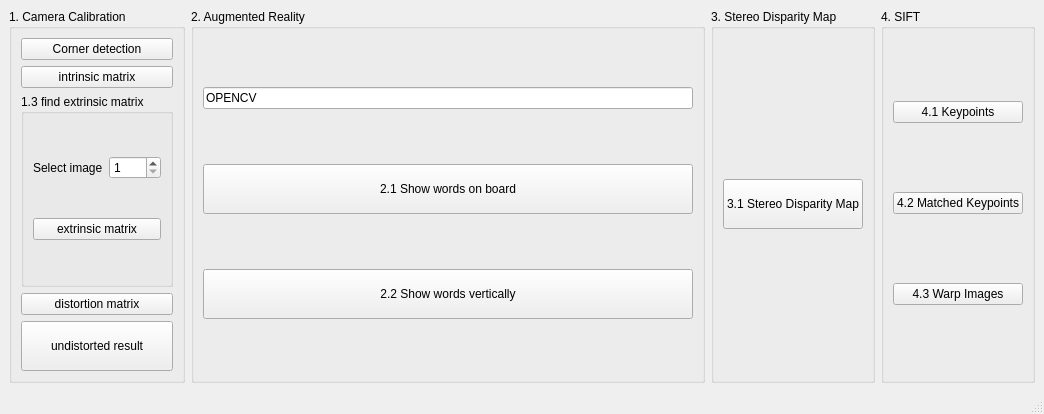
Qt form hw1/mainwindow.ui (cicero884/CVDL_2021) before a commit.
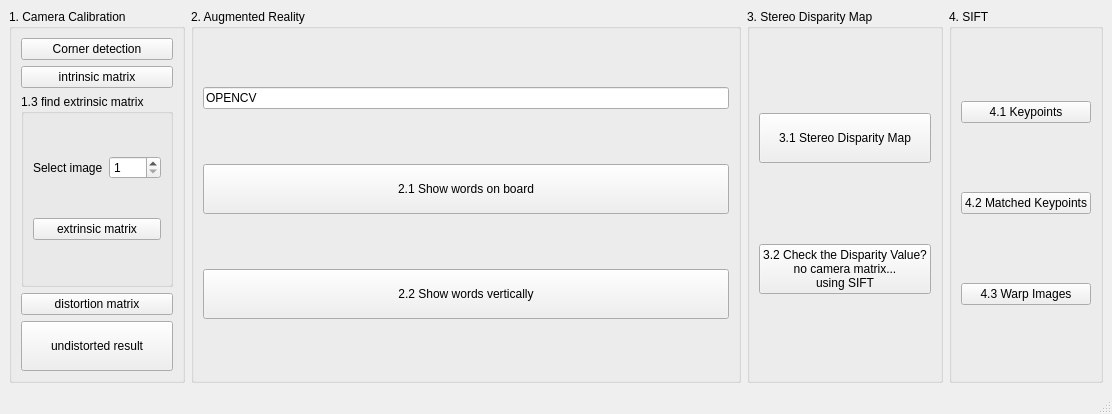
The same form after that commit.

Diff of the .ui file:
```diff
--- a/hw1/mainwindow.ui
+++ b/hw1/mainwindow.ui
@@ -6,7 +6,7 @@
    <rect>
     <x>0</x>
     <y>0</y>
-    <width>1044</width>
+    <width>1112</width>
     <height>414</height>
    </rect>
   </property>
@@ -164,6 +164,15 @@
          </property>
         </widget>
        </item>
+       <item>
+        <widget class="QPushButton" name="btn3_2">
+         <property name="text">
+          <string>3.2 Check the Disparity Value?
+no camera matrix...
+using SIFT</string>
+         </property>
+        </widget>
+       </item>
       </layout>
      </widget>
     </item>
```
